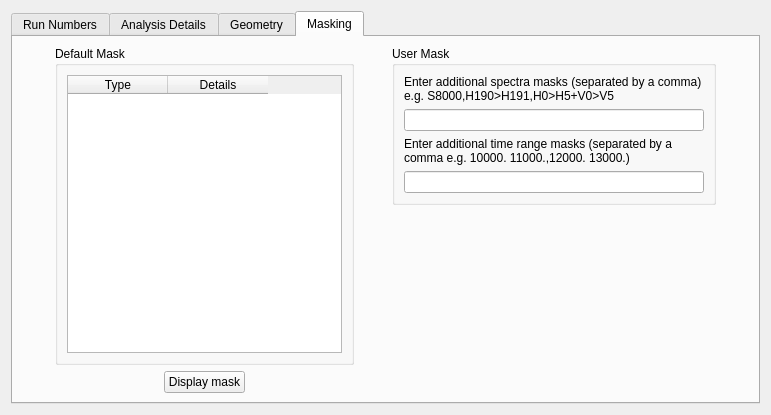
Above: Code/qtiplot/MantidQt/CustomInterfaces/inc/SANSRunWindow.ui from mantidproject/mantid before the change. Below: the same form after it.
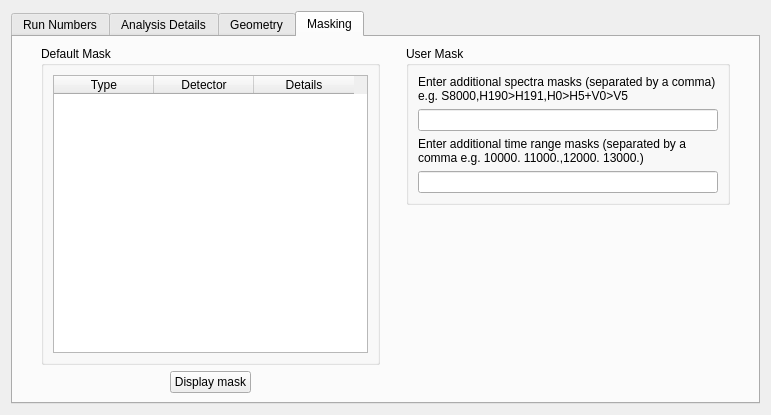
That is the form after the change. The open tabs and pages were chosen to show the change.

Commit message: SANS: Added new masking commands for separating front and rear detectors plus commands to set the detector and gravity flag from the user file. Re #1052

Patch:
```diff
--- a/Code/qtiplot/MantidQt/CustomInterfaces/inc/SANSRunWindow.ui
+++ b/Code/qtiplot/MantidQt/CustomInterfaces/inc/SANSRunWindow.ui
@@ -2942,7 +2942,7 @@
               </property>
               <property name="minimumSize" >
                <size>
-                <width>275</width>
+                <width>315</width>
                 <height>0</height>
                </size>
               </property>
@@ -2963,6 +2963,11 @@
                 <string>Type</string>
                </property>
               </column>
+              <column>
+               <property name="text" >
+                <string>Detector</string>
+               </property>
+              </column>
               <column>
                <property name="text" >
                 <string>Details</string>
```
Left out of the diff: 1 changed line with no effect on the pictures. The commit also changes 3 other files.
